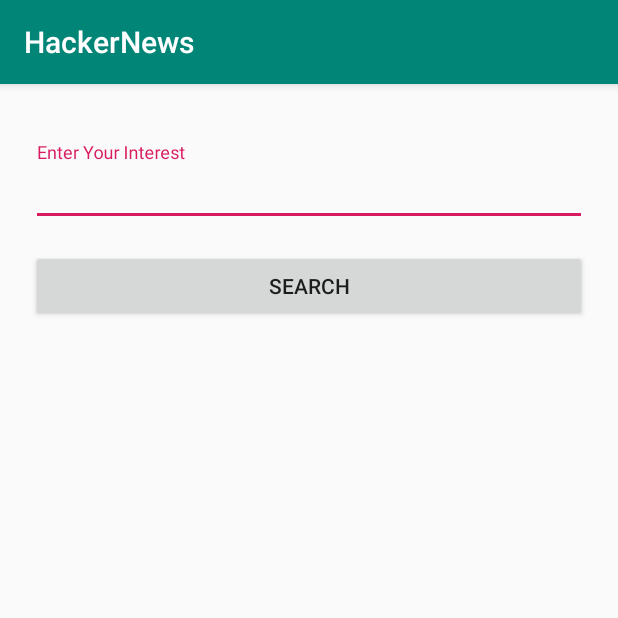
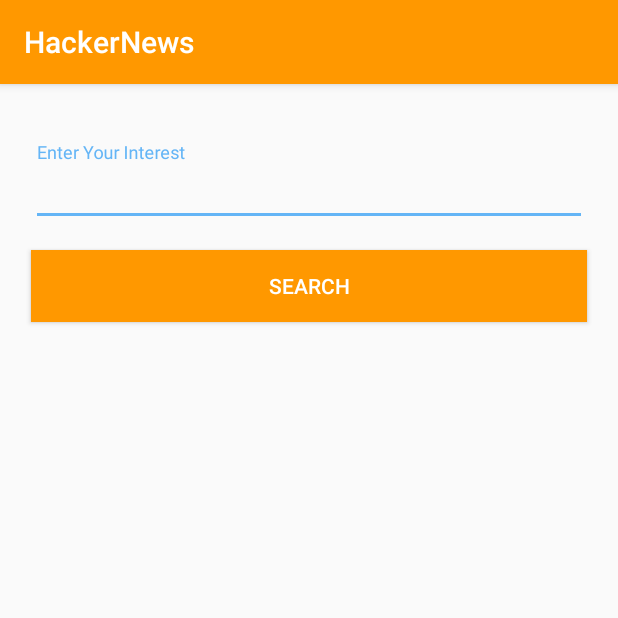
Before and after one commit to tnsharath/HackerNews, an Android app: the screen it shows after launch (MainActivity), on a phone screen of 412 x 824 dp, the top half of it. Run offline under Robolectric (Android 15) with nearby library versions, the phone set to English and light mode, and no system bars.

Commit message:
Final Commit

```diff
--- a/app/src/main/java/com/vintile/hackernews/util/Api.java
+++ b/app/src/main/java/com/vintile/hackernews/util/Api.java
@@ -6,12 +6,7 @@ import retrofit2.Call;
 import retrofit2.http.GET;
 import retrofit2.http.Query;
 
-
-@SuppressWarnings("WeakerAccess")
 public interface Api {
-
-
     @GET("search/")
     Call<HackerNews> getNewsList(@Query("query") String cat, @Query("page") int pageCount);
-
 }
--- /dev/null
+++ b/app/src/main/java/com/vintile/hackernews/util/ClickInterface.java
@@ -0,0 +1,5 @@
+package com.vintile.hackernews.util;
+
+public interface ClickInterface {
+    void onClickNews(String url);
+}
--- a/app/src/main/java/com/vintile/hackernews/view/MainActivity.java
+++ b/app/src/main/java/com/vintile/hackernews/view/MainActivity.java
@@ -16,17 +16,20 @@ import java.util.Objects;
 public class MainActivity extends AppCompatActivity {
 
 
-    TextInputEditText inputEditText;
+    private TextInputEditText inputEditText;
     @Override
     protected void onCreate(Bundle savedInstanceState) {
         super.onCreate(savedInstanceState);
         setContentView(R.layout.activity_main);
-
         inputEditText = findViewById(R.id.idSearch);
     }
 
     public void Search(View view) {
         String searchString = Objects.requireNonNull(inputEditText.getText()).toString();
+        if (searchString.length() == 0){
+            Toast.makeText(this, getResources().getString(R.string.empty_string_error_msg), Toast.LENGTH_LONG).show();
+            return;
+        }
         Intent intent = new Intent(this, NewsHeadlineActivity.class);
         intent.putExtra(AppConstants.SEARCH_STRING, searchString);
         startActivity(intent);
--- a/app/src/main/res/layout/activity_main.xml
+++ b/app/src/main/res/layout/activity_main.xml
@@ -56,6 +56,8 @@
         android:layout_marginTop="16dp"
         android:text="@string/search"
         android:onClick="Search"
+        android:textColor="@color/colorLight"
+        android:background="@color/colorPrimary"
         app:layout_constraintEnd_toStartOf="@+id/guidelineRight"
         app:layout_constraintStart_toStartOf="@+id/guidelineLeft"
         app:layout_constraintTop_toBottomOf="@+id/textInputLayout" />
--- a/app/src/main/res/values/colors.xml
+++ b/app/src/main/res/values/colors.xml
@@ -1,6 +1,7 @@
 <?xml version="1.0" encoding="utf-8"?>
 <resources>
-    <color name="colorPrimary">#008577</color>
-    <color name="colorPrimaryDark">#00574B</color>
-    <color name="colorAccent">#D81B60</color>
+    <color name="colorPrimary">#ff9800</color>
+    <color name="colorPrimaryDark">#f57c00</color>
+    <color name="colorAccent">#64b5f6</color>
+    <color name="colorLight">#FFFFFF</color>
 </resources>
--- a/app/src/main/res/values/strings.xml
+++ b/app/src/main/res/values/strings.xml
@@ -2,4 +2,6 @@
     <string name="app_name">HackerNews</string>
     <string name="search">Search</string>
     <string name="enter_your_interest">Enter Your Interest</string>
+    <string name="empty_string_error_msg">Please enter Your interested Category!!!</string>
+    <string name="author">- Author</string>
 </resources>
```
Also changed, not shown: app/src/main/AndroidManifest.xml (+5 -2 lines), app/src/main/java/com/vintile/hackernews/view/NewsHeadlineActivity.java (+38 -26 lines), app/src/main/java/com/vintile/hackernews/view/adapter/NewsAdapter.java (+13 -5 lines), app/src/main/java/com/vintile/hackernews/viewmodel/NewsViewModel.java (+12 -9 lines), app/src/main/res/layout/item_news.xml (+12 -1 lines).
